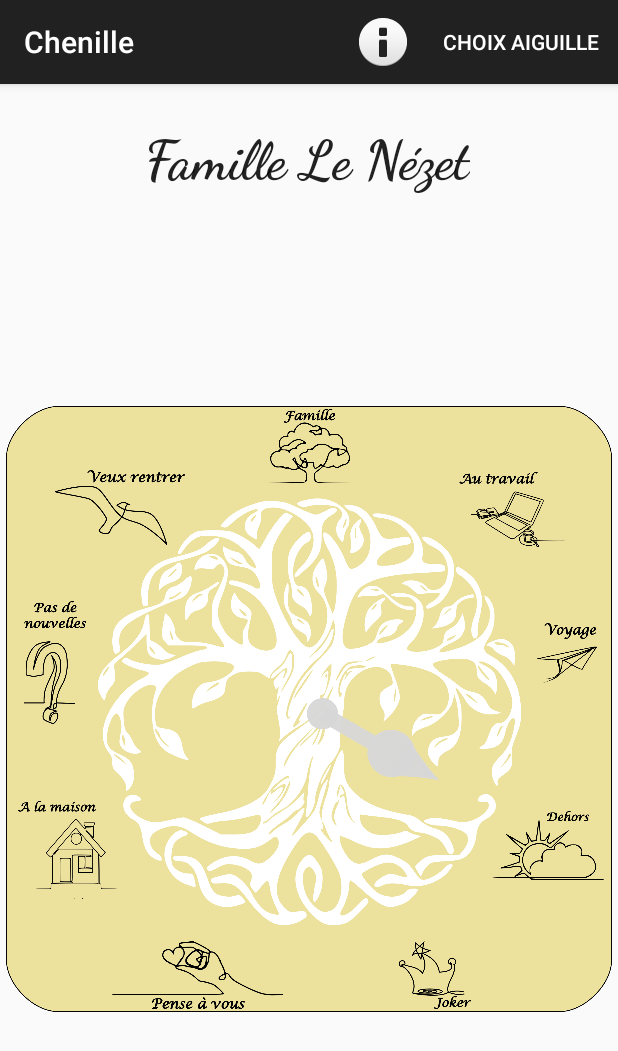
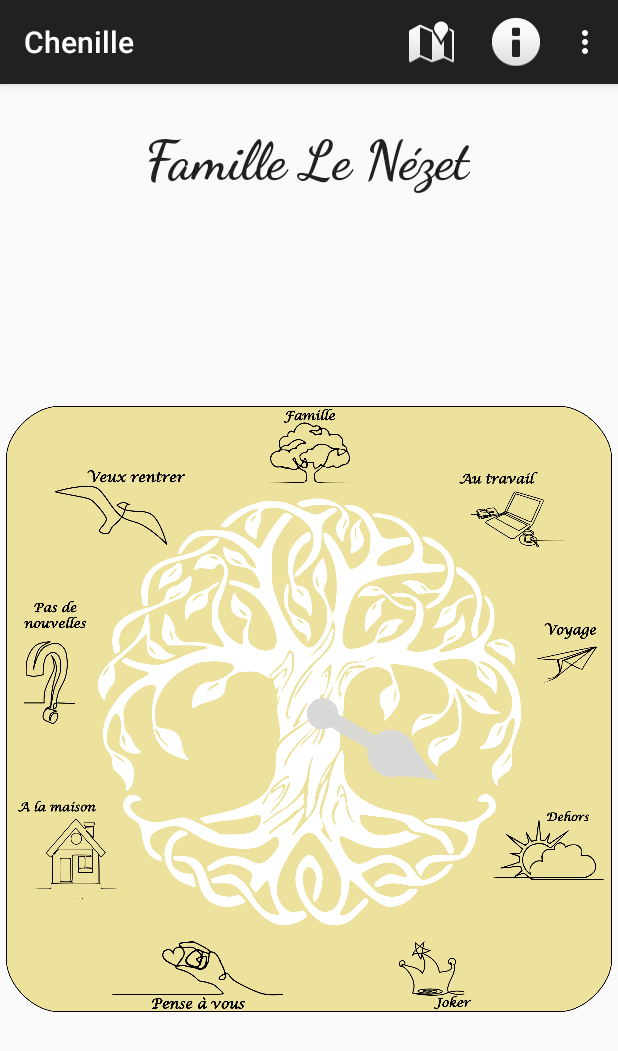
Before and after one commit to LouisBzh/Chenille1, an Android app: the screen it shows after launch (Main), on a phone screen of 412 x 824 dp. Shown: the top 1051 px of the screen. Run offline under Robolectric (Android 15) with nearby library versions, the phone set to English and light mode, and no system bars.

Commit message:
GPS & Notifications
GPS activity and function available
Notifications choice selection available in the menu
Many bugs in gps function

```diff
--- a/app/src/main/java/com/example/bureau/testhorlogesimple/Main.java
+++ b/app/src/main/java/com/example/bureau/testhorlogesimple/Main.java
@@ -243,24 +243,19 @@ public class Main extends AppCompatActivity {
     public boolean onPrepareOptionsMenu(Menu menu) {
         super.onPrepareOptionsMenu(menu);
         //Set the notifications menu item checked corresponding to preferences
-        /*Available next version
         menu.findItem(R.id.action_bar_notifs).setChecked(myVar.getBoolean("notifsEnable",true));
-         */
         return true;
     }
     @Override
     public boolean onOptionsItemSelected(MenuItem item) {
         // Handle item selection
         switch (item.getItemId()) {
-            /* Available next version
             case R.id.action_gps:
                 startActivity(new Intent(Main.this, MapsActivity.class));
                 return true;
-            */
             case R.id.action_infos: //Pop-up d'informations
                 Toast.makeText(getBaseContext(), "Créé par Louis Le Nézet", Toast.LENGTH_SHORT).show();
                 return true;
-            /*Available next version
             case R.id.action_bar_notifs: //Autorisation ou non des notifications GPS
                 if(item.isChecked()){
                     Toast.makeText(getBaseContext(), "Notifications désactivées", Toast.LENGTH_SHORT).show();
@@ -273,7 +268,6 @@ public class Main extends AppCompatActivity {
                 }
                 myVarEditor.commit();
                 return true;
-             */
             case R.id.action_aiguille: //Choix de l'aiguille a afficher
                 AlertDialog.Builder builder = new AlertDialog.Builder(Main.this);
                 builder.setTitle("Choisissez l'aiguille à afficher:");
--- a/app/src/main/res/menu/menu.xml
+++ b/app/src/main/res/menu/menu.xml
@@ -5,18 +5,18 @@
     tools:context=".Main">
 
 
-
-        //android:id="@+id/action_gps"
+    <item
+        android:id="@+id/action_gps"
         android:icon="@android:drawable/ic_dialog_map"
         android:title="@string/MenuGPS"
-        app:showAsAction="ifRoom">
+        app:showAsAction="ifRoom"></item>
     <item
         android:id="@+id/action_infos"
         android:icon="@android:drawable/ic_dialog_info"
         android:title="@string/MenuInfos"
         app:showAsAction="ifRoom"/>
-
-        //android:id="@+id/action_bar_notifs"
+    <item
+        android:id="@+id/action_bar_notifs"
         android:actionLayout="@layout/switch_item"
         android:checkable="true"
         android:title="@string/MenuNotif"
```
